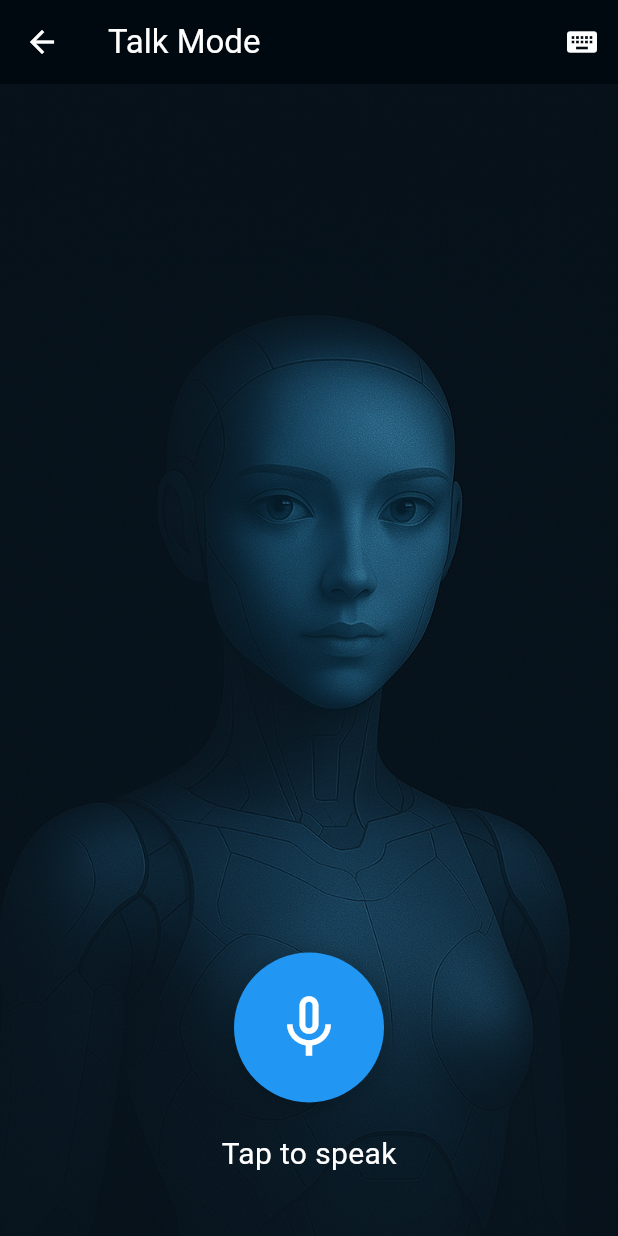
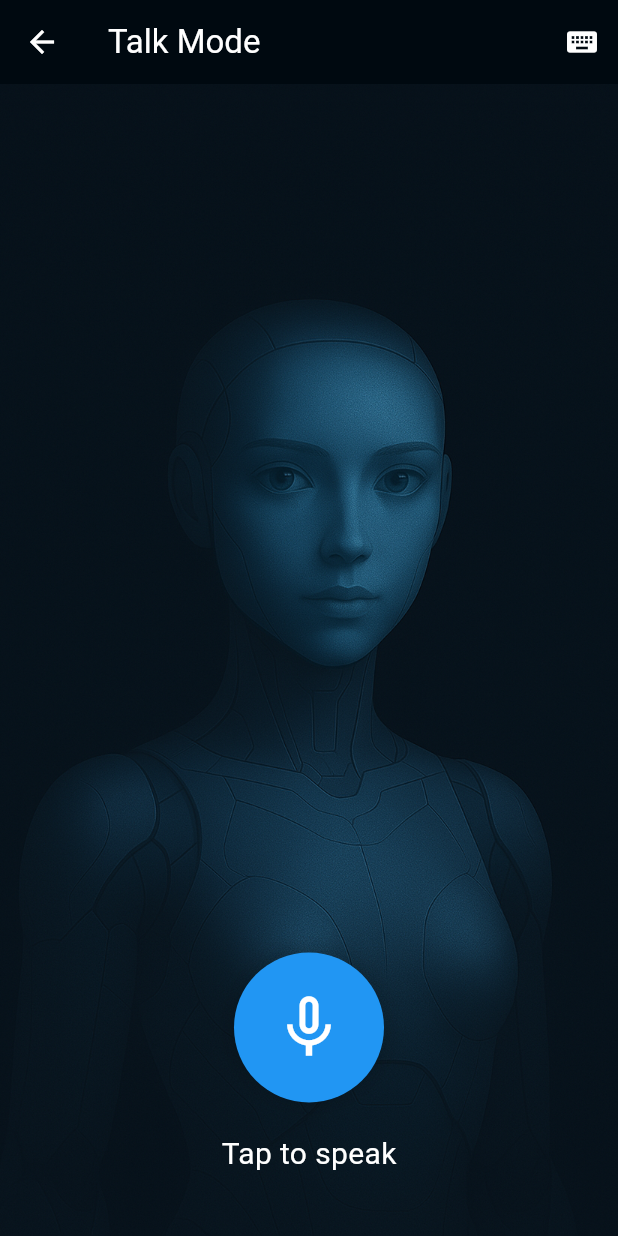
Before and after one commit to Huzon/AIA_AI, a Flutter app: the TalkModePage screen opened directly, after a tap on the "mic none" icon, after a tap on the "mic" icon, on a phone screen of 412 x 824 dp. Run offline on Flutter 3.47's test engine with Material 3 defaults, Android fonts, the phone set to English and light mode, and no system bars; our stand-ins replace bubble, flutter_dotenv, flutter_markdown, flutter_riverpod, flutter_tts, permission_handler and 2 more; accounts and stored records are empty.

Commit message:
Optimizing talk mode

```diff
--- a/lib/pages/talk_mode_page.dart
+++ b/lib/pages/talk_mode_page.dart
@@ -1,13 +1,11 @@
 import 'dart:async';
-import 'package:aia/elements/drawer.dart';
-import 'package:aia/pages/chat_page.dart';
-import 'package:aia/providers/chat_provider.dart';
-
-import 'package:aia/services/stt_services.dart';
-import 'package:aia/services/tts_services.dart';
 import 'package:flutter/material.dart';
 import 'package:flutter_riverpod/flutter_riverpod.dart';
 import 'package:permission_handler/permission_handler.dart';
+import 'package:aia/pages/chat_page.dart';
+import 'package:aia/services/stt_services.dart';
+import 'package:aia/services/tts_services.dart';
+import 'package:aia/providers/chat_provider.dart';
 
 class TalkModePage extends ConsumerStatefulWidget {
   const TalkModePage({super.key});
@@ -21,10 +19,11 @@ class _TalkModePageState extends ConsumerState<TalkModePage> {
   bool _isBotSpeaking = false;
   String _spokenText = '';
   Timer? _silenceTimer;
-  final Duration _silenceTimeout = const Duration(seconds: 2);
+  final _silenceTimeout = const Duration(seconds: 2);
   final List<Map<String, dynamic>> _conversation = [];
   late final TTSService ttsService;
   late final STTService sttService;
+
   @override
   void initState() {
     super.initState();
@@ -42,92 +41,70 @@ class _TalkModePageState extends ConsumerState<TalkModePage> {
 
   Future<void> _processUserInput() async {
     if (_spokenText.isEmpty) return;
-    if (mounted) {
-      setState(() {
+    _updateConversation(_spokenText, true);
+    _spokenText = '';
+    _isListening = false;
+
+    await ref
+        .read(chatProvider.notifier)
+        .sendMessage(_conversation.last['text']);
+    final messages = ref.read(chatProvider);
+
+    if (messages.isNotEmpty && !messages.last.isUser) {
+      final botResponse = messages.last.text;
+      _updateConversation(botResponse, false);
+      _isBotSpeaking = true;
+      await ttsService.speak(botResponse);
+      _isBotSpeaking = false;
+      if (mounted) await _startListening();
+    }
+    if (mounted) setState(() {});
+  }
+
+  void _updateConversation(String text, bool isUser) {
     _conversation.add({
-          'text': _spokenText,
-          'isUser': true,
+      'text': text,
+      'isUser': isUser,
       'timestamp': DateTime.now(),
-        });
-        _isListening = false;
-        _spokenText = '';
     });
   }
 
-    // Send to chat provider
-    await ref
-        .read(chatProvider.notifier)
-        .sendMessage(_conversation.last['text']);
-
-    // Get the bot response
-    final messages = ref.read(chatProvider);
-    if (messages.isNotEmpty && !messages.last.isUser) {
-      if (mounted) {
-        setState(() {
-          _conversation.add({
-            'text': messages.last.text,
-            'isUser': false,
-            'timestamp': DateTime.now(),
-          });
-          _isBotSpeaking = true;
-        });
-      }
-
-      // Speak the response
-      await ttsService.speak(messages.last.text);
-      if (mounted) {
-        setState(() => _isBotSpeaking = false);
-      }
-
-      // Restart listening automatically
-      if (mounted) {
-        await _startListening();
-      }
-    }
-  }
-
   Future<void> _startListening() async {
-    // final sttService = ref.read(sttServiceProvider);
-
-    // Check permissions
-    final micStatus = await Permission.microphone.request();
-    if (!micStatus.isGranted) {
+    if (!await Permission.microphone.request().isGranted) {
       if (mounted) {
         ScaffoldMessenger.of(context).showSnackBar(
-          const SnackBar(
-            content: Text('Microphone permission is required for voice input'),
-          ),
+          const SnackBar(content: Text('Microphone permission is required.')),
         );
       }
       return;
     }
 
-    // Initialize STT
-    final available = await sttService.initSTT();
-    if (!available && mounted) {
+    if (!await sttService.initSTT()) {
+      if (mounted) {
         ScaffoldMessenger.of(context).showSnackBar(
           const SnackBar(content: Text('Speech recognition not available')),
         );
+      }
       return;
     }
-    if (mounted) setState(() => _isListening = true);
+
+    _isListening = true;
+    if (mounted) setState(() {});
 
     sttService.startListening((text) {
-      if (mounted) setState(() => _spokenText = text);
-
-      // Reset the silence timer whenever we get new speech
+      _spokenText = text;
       _silenceTimer?.cancel();
       _silenceTimer = Timer(_silenceTimeout, _processUserInput);
+      if (mounted) setState(() {});
     });
   }
 
   Future<void> _stopListening() async {
     _silenceTimer?.cancel();
-    if (mounted) {
-      setState(() => _isListening = false);
-    }
-    ref.read(sttServiceProvider).stopListening();
+    _isListening = false;
+    sttService.stopListening();
     await _processUserInput();
+    if (mounted) setState(() {});
   }
 
   Future<void> _toggleListening() async {
@@ -143,7 +120,7 @@ class _TalkModePageState extends ConsumerState<TalkModePage> {
     return Scaffold(
       appBar: AppBar(
         title: const Text('Talk Mode'),
-        backgroundColor: const Color.fromARGB(255, 0, 9, 16),
+        backgroundColor: const Color(0xFF000910),
         foregroundColor: Colors.white,
         actions: [
           IconButton(
@@ -156,17 +133,12 @@ class _TalkModePageState extends ConsumerState<TalkModePage> {
           ),
         ],
       ),
-      // drawer: AppDrawer(chatNotifier: chatNotier),
       body: Stack(
         children: [
-          SingleChildScrollView(
-            physics: NeverScrollableScrollPhysics(),
-            child: SizedBox(
-              height: MediaQuery.of(context).size.height,
+          SizedBox.expand(
             child: Image.asset(
               'assets/female_ai_silhouette_bright.png',
               fit: BoxFit.cover,
-              ),
             ),
           ),
           Column(
@@ -178,11 +150,34 @@ class _TalkModePageState extends ConsumerState<TalkModePage> {
                   itemCount: _conversation.length,
                   itemBuilder: (context, index) {
                     final message = _conversation.reversed.toList()[index];
+                    return _buildMessageBubble(message);
+                  },
+                ),
+              ),
+              if (_spokenText.isNotEmpty)
+                Padding(
+                  padding: const EdgeInsets.all(16),
+                  child: Text(
+                    _spokenText,
+                    style: const TextStyle(
+                      color: Colors.white,
+                      fontSize: 16,
+                      fontStyle: FontStyle.italic,
+                    ),
+                  ),
+                ),
+              _buildMicSection(),
+            ],
+          ),
+        ],
+      ),
+    );
+  }
+
+  Widget _buildMessageBubble(Map<String, dynamic> message) {
     return Align(
       alignment:
-                          message['isUser']
-                              ? Alignment.centerRight
-                              : Alignment.centerLeft,
+          message['isUser'] ? Alignment.centerRight : Alignment.centerLeft,
       child: Container(
         margin: const EdgeInsets.symmetric(vertical: 4),
         padding: const EdgeInsets.all(12),
@@ -195,13 +190,9 @@ class _TalkModePageState extends ConsumerState<TalkModePage> {
             topLeft: const Radius.circular(12),
             topRight: const Radius.circular(12),
             bottomLeft:
-                                message['isUser']
-                                    ? const Radius.circular(12)
-                                    : Radius.zero,
+                message['isUser'] ? const Radius.circular(12) : Radius.zero,
             bottomRight:
-                                message['isUser']
-                                    ? Radius.zero
-                                    : const Radius.circular(12),
+                message['isUser'] ? Radius.zero : const Radius.circular(12),
           ),
         ),
         child: Row(
@@ -218,31 +209,17 @@ class _TalkModePageState extends ConsumerState<TalkModePage> {
                 icon: const Icon(Icons.volume_up, size: 20),
                 color: Colors.white,
                 onPressed: () async {
-                                  await ref
-                                      .read(ttsServiceProvider)
-                                      .speak(message['text']);
+                  await ttsService.speak(message['text']);
                 },
               ),
           ],
         ),
       ),
     );
-                  },
-                ),
-              ),
-              if (_spokenText.isNotEmpty)
-                Padding(
-                  padding: const EdgeInsets.all(16),
-                  child: Text(
-                    _spokenText,
-                    style: const TextStyle(
-                      color: Colors.white,
-                      fontSize: 16,
-                      fontStyle: FontStyle.italic,
-                    ),
-                  ),
-                ),
-              Center(
+  }
+
+  Widget _buildMicSection() {
+    return Center(
       child: Column(
         mainAxisAlignment: MainAxisAlignment.center,
         children: [
@@ -268,7 +245,7 @@ class _TalkModePageState extends ConsumerState<TalkModePage> {
                 shape: BoxShape.circle,
                 boxShadow: [
                   BoxShadow(
-                              color: Colors.black.withOpacity(0.2),
+                    color: Colors.black.withAlpha(32),
                     blurRadius: 10,
                     spreadRadius: 2,
                   ),
@@ -290,12 +267,7 @@ class _TalkModePageState extends ConsumerState<TalkModePage> {
                 : 'Tap to speak',
             style: const TextStyle(fontSize: 20, color: Colors.white),
           ),
-                  ],
-                ),
-              ),
           const SizedBox(height: 40),
-            ],
-          ),
         ],
       ),
     );
```
Lines whose indentation alone changed are shown as unchanged.
